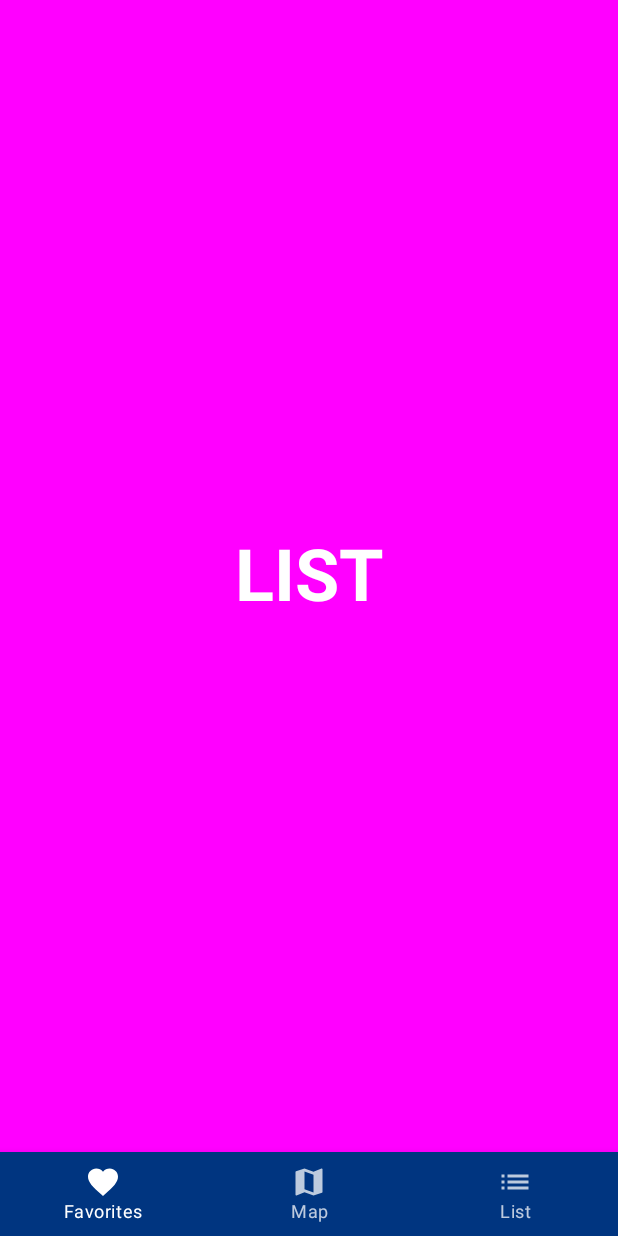
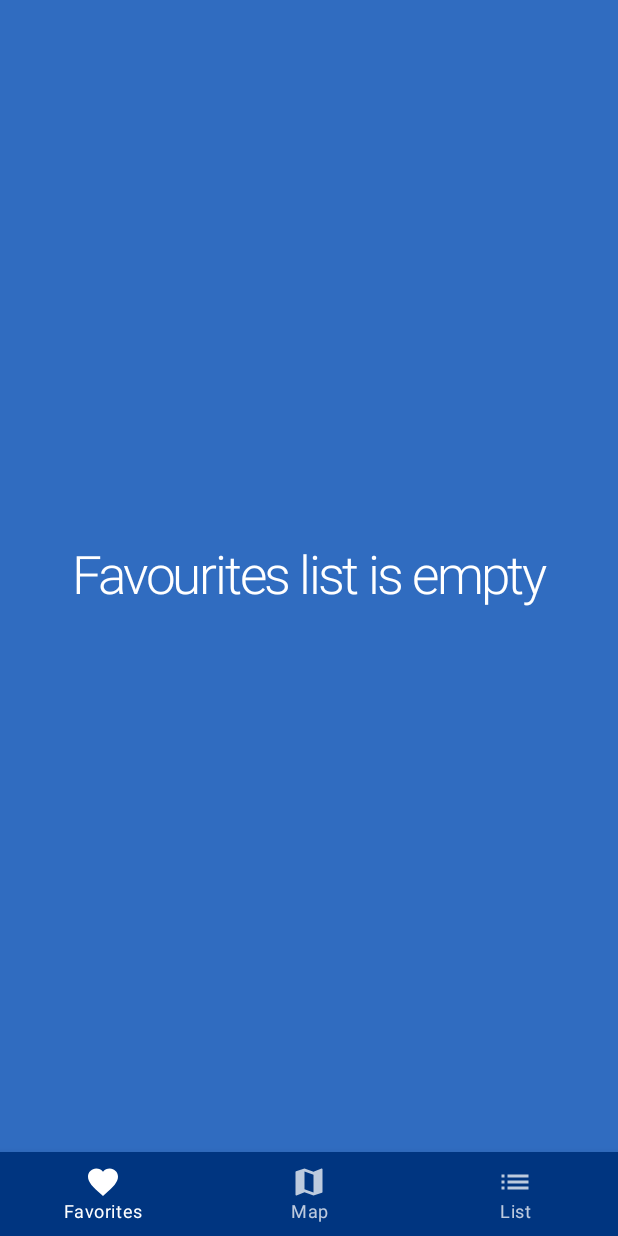
Before and after one commit to danitze/EPetrol, an Android app built with Jetpack Compose: the FavouritesScreen screen opened through its navigation route, on a phone screen of 412 x 824 dp. Run offline under Robolectric (Android 15) with nearby library versions, the phone set to English and light mode, and no system bars; our stand-ins replace Dagger/Hilt's generated code, constraintlayout-compose.

Commit message:
Implemented favourites list

```diff
--- a/app/build.gradle
+++ b/app/build.gradle
@@ -86,6 +86,8 @@ dependencies {
 
     implementation "androidx.navigation:navigation-compose:2.5.0-alpha03"
 
+    implementation "androidx.constraintlayout:constraintlayout-compose:1.0.0"
+
     implementation("com.google.android.libraries.maps:maps:3.1.0-beta")
     implementation("com.google.maps.android:maps-v3-ktx:2.2.0")
     implementation("androidx.fragment:fragment-ktx:1.4.1")
--- a/app/src/main/java/com/example/epetrol/screens/FavoritesScreen.kt
+++ /dev/null
@@ -1,29 +0,0 @@
-package com.example.epetrol.screens
-
-import androidx.compose.foundation.background
-import androidx.compose.foundation.layout.Box
-import androidx.compose.foundation.layout.fillMaxSize
-import androidx.compose.material.MaterialTheme
-import androidx.compose.material.Text
-import androidx.compose.runtime.Composable
-import androidx.compose.ui.Alignment
-import androidx.compose.ui.Modifier
-import androidx.compose.ui.graphics.Color
-import androidx.compose.ui.text.font.FontWeight
-
-@Composable
-fun FavoritesScreen() {
-    Box(
-        modifier = Modifier
-            .fillMaxSize()
-            .background(Color.Magenta),
-        contentAlignment = Alignment.Center
-    ) {
-        Text(
-            text = "LIST",
-            fontSize = MaterialTheme.typography.h3.fontSize,
-            fontWeight = FontWeight.Bold,
-            color = Color.White
-        )
-    }
-}
--- /dev/null
+++ b/app/src/main/java/com/example/epetrol/screens/FavouritesScreen.kt
@@ -0,0 +1,133 @@
+package com.example.epetrol.screens
+
+import androidx.compose.foundation.BorderStroke
+import androidx.compose.foundation.Image
+import androidx.compose.foundation.border
+import androidx.compose.foundation.layout.*
+import androidx.compose.foundation.lazy.LazyColumn
+import androidx.compose.foundation.lazy.items
+import androidx.compose.material.*
+import androidx.compose.material.icons.Icons
+import androidx.compose.material.icons.outlined.Favorite
+import androidx.compose.material.icons.outlined.FavoriteBorder
+import androidx.compose.runtime.Composable
+import androidx.compose.runtime.collectAsState
+import androidx.compose.ui.Alignment
+import androidx.compose.ui.ExperimentalComposeUiApi
+import androidx.compose.ui.Modifier
+import androidx.compose.ui.graphics.Color
+import androidx.compose.ui.res.painterResource
+import androidx.compose.ui.text.style.TextAlign
+import androidx.compose.ui.unit.dp
+import androidx.compose.ui.unit.sp
+import androidx.constraintlayout.compose.ConstraintLayout
+import androidx.hilt.navigation.compose.hiltViewModel
+import com.example.epetrol.getPainterId
+import com.example.epetrol.room.GasStation
+import com.example.epetrol.viewmodels.MainViewModel
+
+@Composable
+fun FavouritesScreen(viewModel: MainViewModel = hiltViewModel()) {
+    val favouriteGasStationsState = viewModel.favouriteGasStationsFlow
+        .collectAsState(initial = listOf())
+    if(favouriteGasStationsState.value.isNotEmpty()) {
+        FavouriteGasStationsCard(viewModel = viewModel)
+    } else {
+        EmptyListCard()
+    }
+}
+
+@Composable
+fun FavouriteGasStationsCard(viewModel: MainViewModel) {
+    val favouriteGasStationsState = viewModel.favouriteGasStationsFlow
+        .collectAsState(initial = listOf())
+    LazyColumn {
+        items(favouriteGasStationsState.value) { station ->
+            FavouriteGasStationCard(station = station, viewModel = viewModel)
+        }
+    }
+}
+
+@Composable
+fun FavouriteGasStationCard(station: GasStation, viewModel: MainViewModel) {
+
+    val favouriteGasStationsState = viewModel.favouriteGasStationsFlow
+        .collectAsState(initial = listOf())
+
+    Surface(
+        shape = MaterialTheme.shapes.medium,
+        elevation = 1.dp,
+        color = MaterialTheme.colors.surface,
+        modifier = Modifier.padding(5.dp),
+        border = BorderStroke(2.dp, MaterialTheme.colors.primaryVariant),
+    ) {
+        Row(
+            verticalAlignment = Alignment.CenterVertically,
+            modifier = Modifier
+                .height(100.dp)
+                .padding(10.dp)
+        ) {
+            Image(
+                painter = painterResource(id = getPainterId(station.gasStationId)),
+                contentDescription = "Logo",
+                modifier = Modifier
+                    .border(1.dp, MaterialTheme.colors.primary)
+                    .weight(3f),
+            )
+
+            Spacer(modifier = Modifier.width(10.dp))
+
+            Text(
+                text = station.gasStationName,
+                color = MaterialTheme.colors.primary,
+                style = MaterialTheme.typography.subtitle1,
+                fontSize = 30.sp,
+                modifier = Modifier.weight(6f),
+            )
+
+            Spacer(modifier = Modifier.width(10.dp))
+
+            IconButton(
+                onClick = {
+                    viewModel.changeGasStationFavouriteState(station)
+                },
+                modifier = Modifier.weight(2f),
+            ) {
+                Icon(
+                    imageVector = if (favouriteGasStationsState.value.contains(station))
+                        Icons.Outlined.Favorite
+                    else
+                        Icons.Outlined.FavoriteBorder,
+                    contentDescription = "heart",
+                    tint = Color.Red,
+                )
+            }
+        }
+    }
+}
+
+@OptIn(ExperimentalComposeUiApi::class)
+@Composable
+fun EmptyListCard() {
+    ConstraintLayout(
+        modifier = Modifier.fillMaxSize()
+            .padding(10.dp)
+    ) {
+
+        val text = createRef()
+
+        Text(
+            text = "Favourites list is empty",
+            color = Color.White,
+            style = MaterialTheme.typography.h1,
+            fontSize = 35.sp,
+            textAlign = TextAlign.Center,
+            modifier = Modifier.constrainAs(text) {
+                top.linkTo(parent.top)
+                bottom.linkTo(parent.bottom)
+                start.linkTo(parent.start)
+                end.linkTo(parent.end)
+            },
+        )
+    }
+}
--- a/app/src/main/java/com/example/epetrol/screens/nav/BottomNavGraph.kt
+++ b/app/src/main/java/com/example/epetrol/screens/nav/BottomNavGraph.kt
@@ -4,8 +4,7 @@ import androidx.compose.runtime.Composable
 import androidx.navigation.NavHostController
 import androidx.navigation.compose.NavHost
 import androidx.navigation.compose.composable
-import com.example.epetrol.screens.nav.BottomBarScreen
-import com.example.epetrol.screens.FavoritesScreen
+import com.example.epetrol.screens.FavouritesScreen
 import com.example.epetrol.screens.ListScreen
 import com.example.epetrol.screens.TempMapScreen
 
@@ -16,7 +15,7 @@ fun BottomNavGraph(navController: NavHostController) {
         startDestination = BottomBarScreen.Map.route
     ) {
         composable(BottomBarScreen.Favorites.route) {
-            FavoritesScreen()
+            FavouritesScreen()
         }
 
         composable(BottomBarScreen.Map.route) {
```
